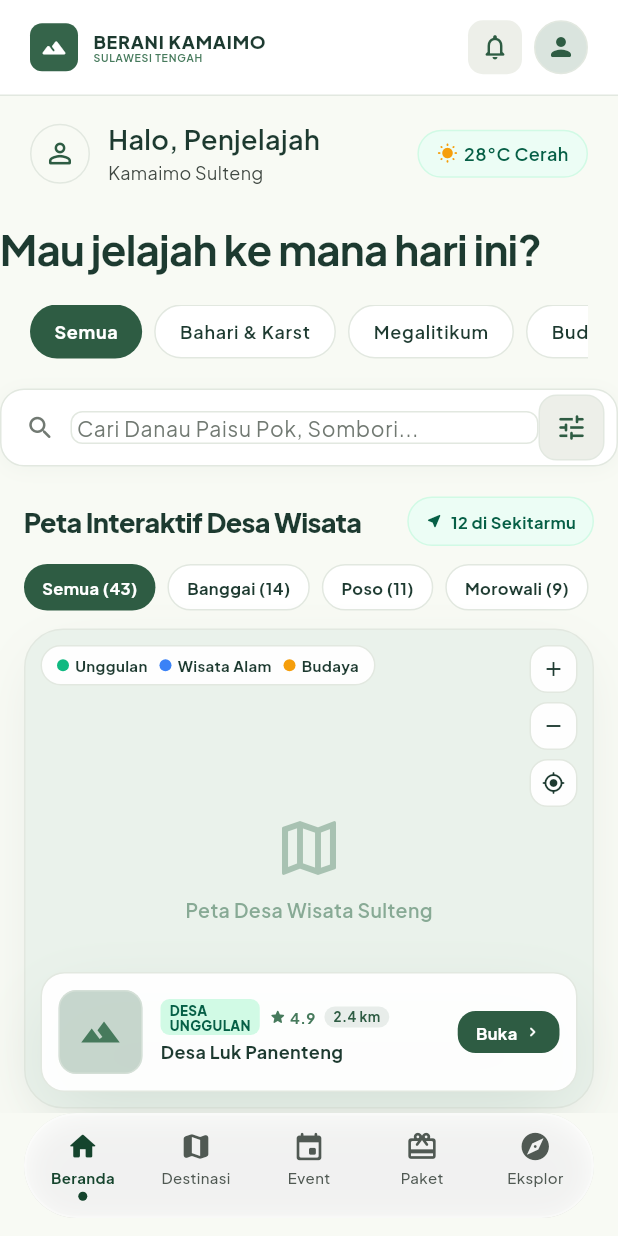
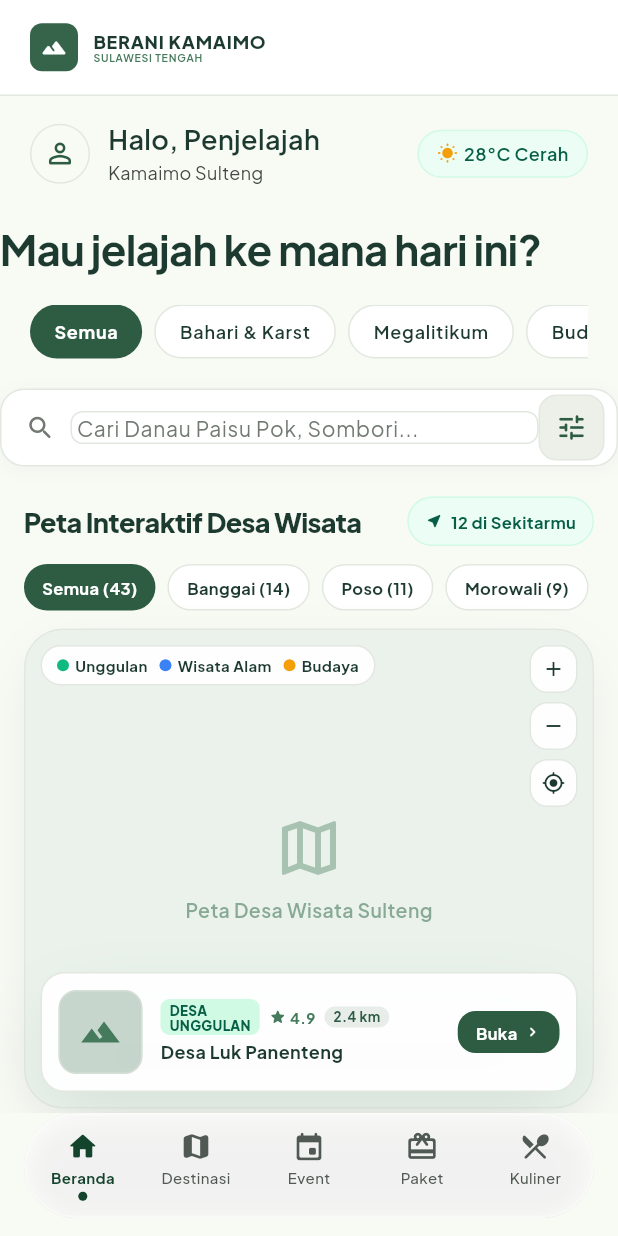
Before and after one commit to ikrmganss/fe-Kamaimo, a Flutter app: the screen it shows after launch, after a tap on "Masuk", on a phone screen of 412 x 824 dp. Run offline on Flutter 3.47's test engine with Material 3 defaults, Android fonts, the phone set to English and light mode, and no system bars; statements that could not run were skipped.

Commit message:
feat(home): fix bottom nav to match Figma (Kuliner not Eksplor), remove avatar/notif from header
- Bottom Nav: Beranda, Destinasi, Event, Paket, Kuliner (5 tabs, no Eksplor)
- Header: Logo + BERANI KAMAIMO + SULAWESI TENGAH only, no avatar/no notif icons
- Reference: Figma design MAGANG-PADE node-id 4273:55
Co-Authored-By: Claude Code <noreply@anthropic.com>

```diff
--- a/lib/features/user/home/user_shell.dart
+++ b/lib/features/user/home/user_shell.dart
@@ -51,7 +51,7 @@ class _FloatingBottomNav extends StatelessWidget {
     (icon: Icons.map_rounded, label: 'Destinasi'),
     (icon: Icons.event_rounded, label: 'Event'),
     (icon: Icons.card_giftcard_rounded, label: 'Paket'),
-    (icon: Icons.explore_rounded, label: 'Eksplor'),
+    (icon: Icons.restaurant_menu_rounded, label: 'Kuliner'),
   ];
 
   @override
@@ -264,51 +264,6 @@ class _NavBarDelegate extends SliverPersistentHeaderDelegate {
                   ),
                 ],
               ),
-              // Right side: Notifikasi icon + Avatar
-              Row(
-                children: [
-                  // Notifikasi icon
-                  GestureDetector(
-                    onTap: () {
-                      // TODO: Buka halaman Notifikasi
-                    },
-                    child: Container(
-                      width: 36,
-                      height: 36,
-                      decoration: BoxDecoration(
-                        color: AppColors.surfaceVariant,
-                        borderRadius: BorderRadius.circular(10),
-                      ),
-                      child: const Icon(
-                        Icons.notifications_none_rounded,
-                        color: AppColors.pine700,
-                        size: 20,
-                      ),
-                    ),
-                  ),
-                  const SizedBox(width: 8),
-                  // Avatar
-                  GestureDetector(
-                    onTap: () {
-                      // TODO: Buka halaman Profil
-                    },
-                    child: Container(
-                      width: 36,
-                      height: 36,
-                      decoration: BoxDecoration(
-                        color: AppColors.pine500.withOpacity(0.2),
-                        borderRadius: BorderRadius.circular(18),
-                        border: Border.all(color: AppColors.border),
-                      ),
-                      child: const Icon(
-                        Icons.person_rounded,
-                        color: AppColors.pine700,
-                        size: 20,
-                      ),
-                    ),
-                  ),
-                ],
-              ),
             ],
           ),
         ),
```
